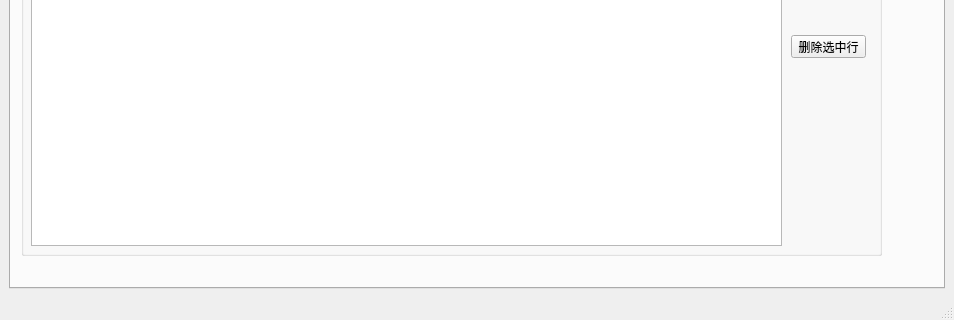
Above: mainwindow.ui from YanhuiLu89/customermgsys before the change; both pictures show x 0 to 954 and y 380 to 700 of the 954 by 700 pixel window. Below: the same form after it.
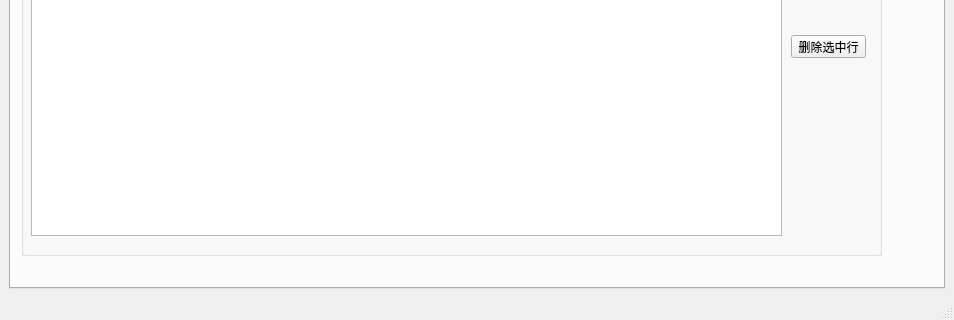
That is the form after the change.

Patch:
```diff
--- a/mainwindow.ui
+++ b/mainwindow.ui
@@ -1254,16 +1254,6 @@
         <property name="title">
          <string>货品显示---（温馨提示：双击单元格即可编辑）</string>
         </property>
-        <widget class="QListView" name="sellListView">
-         <property name="geometry">
-          <rect>
-           <x>10</x>
-           <y>30</y>
-           <width>751</width>
-           <height>311</height>
-          </rect>
-         </property>
-        </widget>
         <widget class="QPushButton" name="sell_delBtn">
          <property name="geometry">
           <rect>
@@ -1277,6 +1267,16 @@
           <string>删除选中行</string>
          </property>
         </widget>
+        <widget class="QTableView" name="tableViewSell">
+         <property name="geometry">
+          <rect>
+           <x>10</x>
+           <y>30</y>
+           <width>751</width>
+           <height>301</height>
+          </rect>
+         </property>
+        </widget>
        </widget>
        <zorder>groupBox_8</zorder>
        <zorder>groupBox_7</zorder>
```
